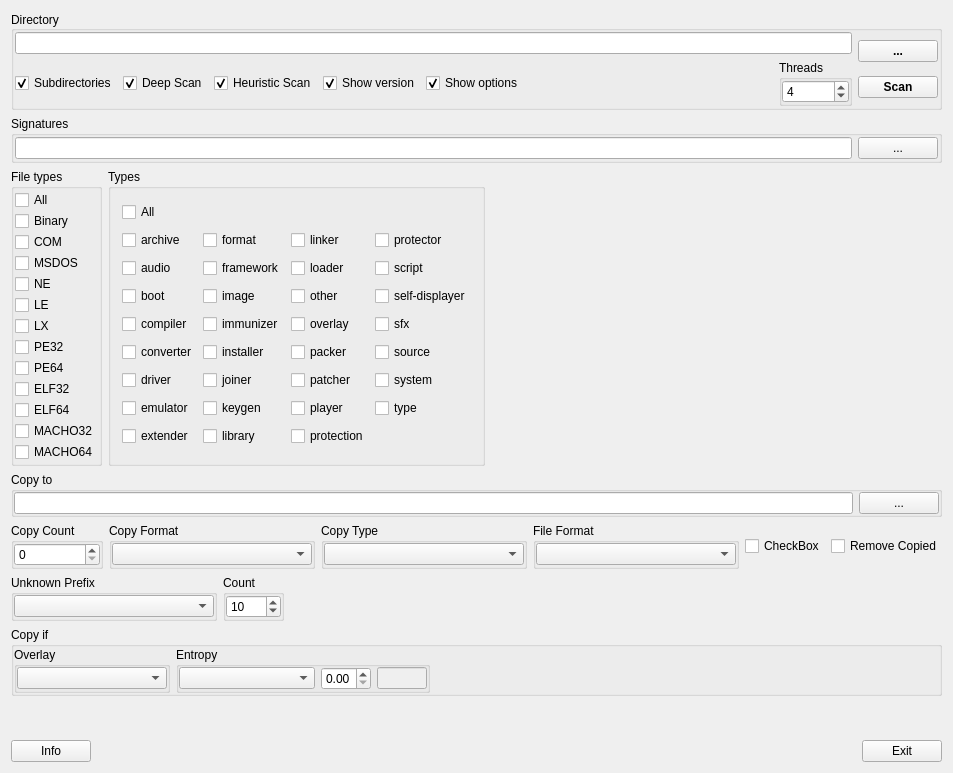
horsicq/DIE-sort, file gui_source/guimainwindow.ui: the form before one commit.
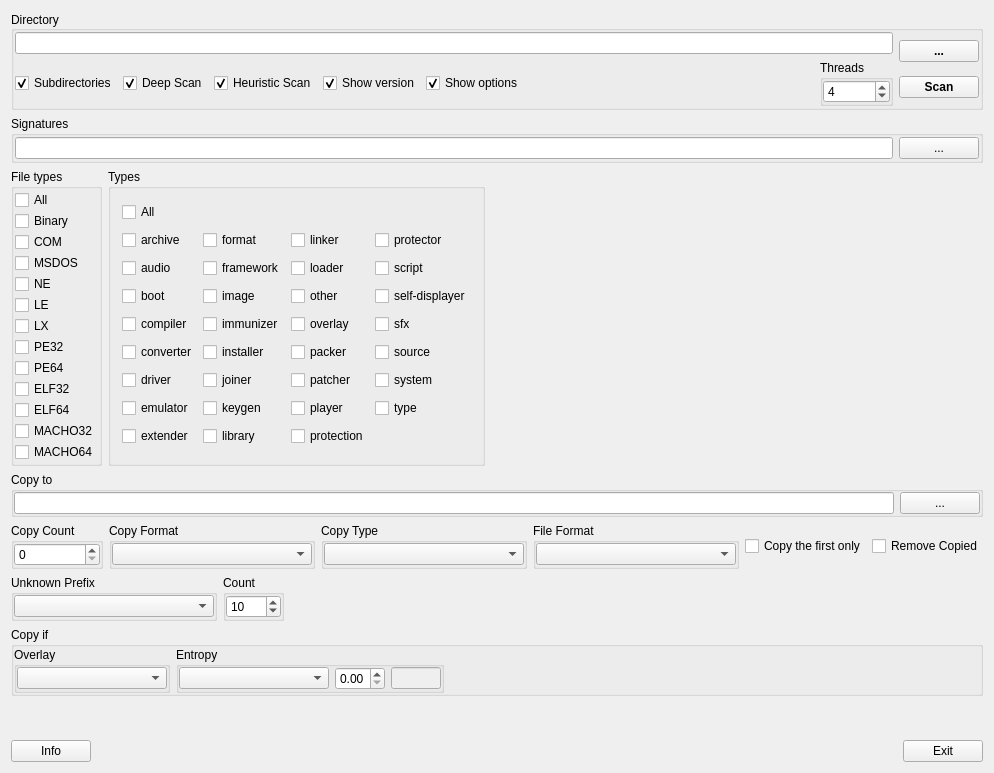
The form after the commit.

What changed in the file:
```diff
--- a/gui_source/guimainwindow.ui
+++ b/gui_source/guimainwindow.ui
@@ -754,7 +754,7 @@
       <item>
        <widget class="QCheckBox" name="checkBoxCopyTheFirstOnly">
         <property name="text">
-         <string>CheckBox</string>
+         <string>Copy the first only</string>
         </property>
        </widget>
       </item>
```
